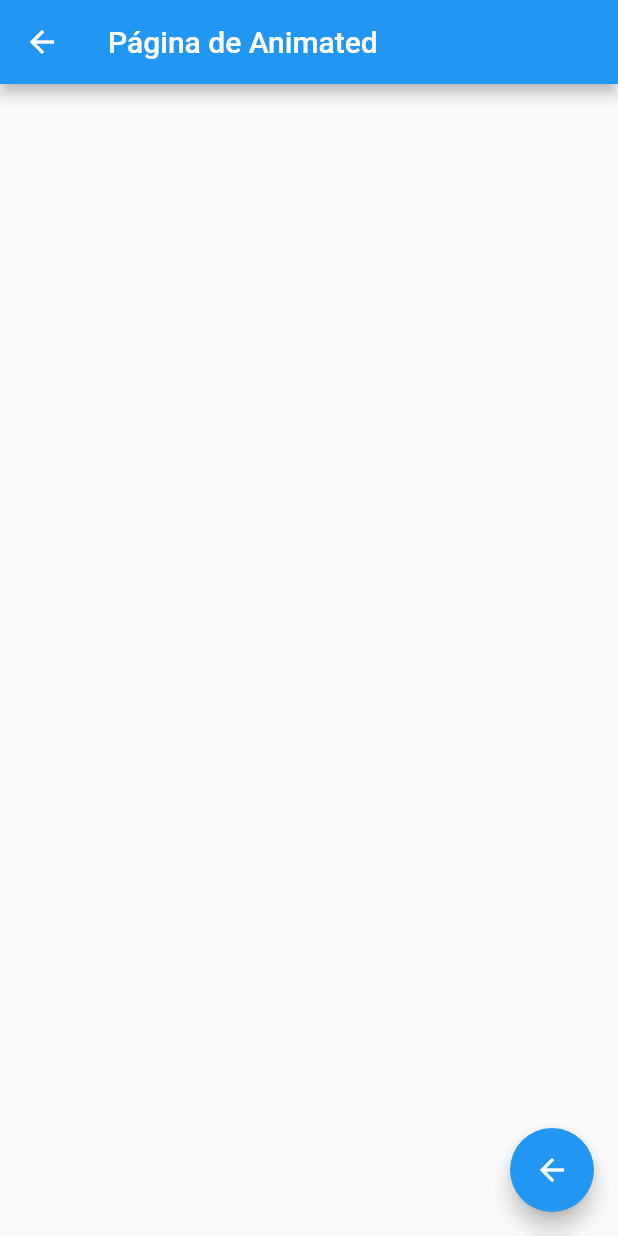
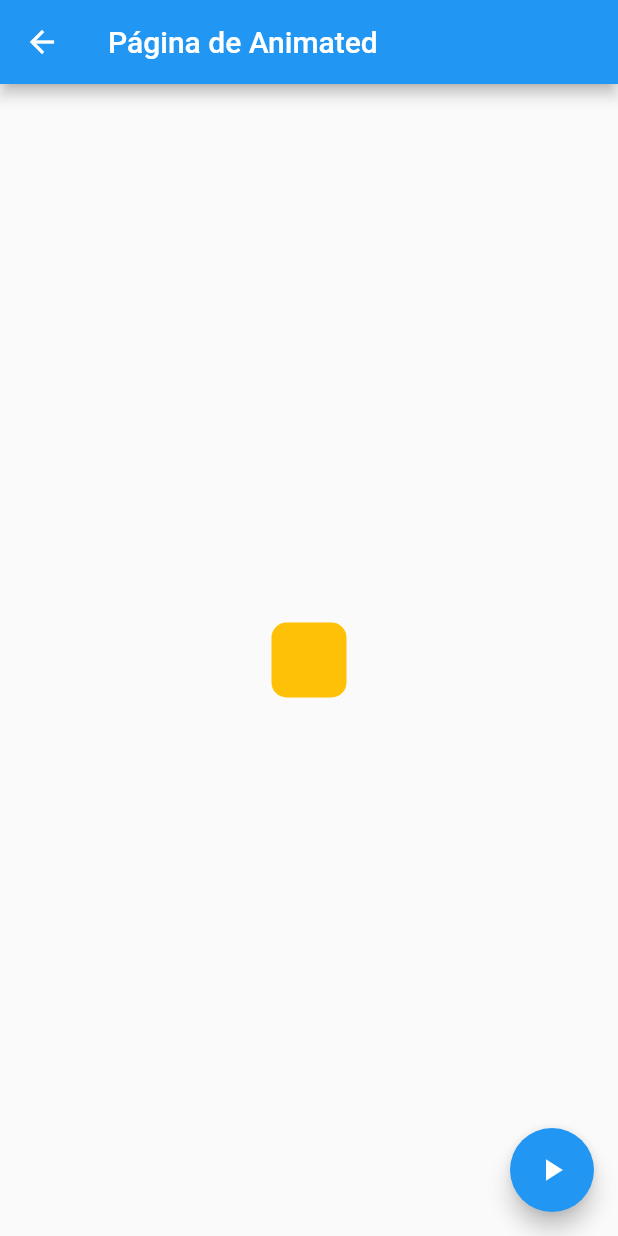
Before and after one commit to Marcowerjr-Personal/Listas, a Flutter app: the AnimatedPage screen opened by its route, on a phone screen of 412 x 824 dp. Run offline on Flutter 3.47's test engine with Material 2 defaults, Android fonts, the phone set to English and light mode, and no system bars; our stand-ins replace fluttertoast.

Commit message:
Update files

```diff
--- a/lib/src/pages/AlertPage.dart
+++ b/lib/src/pages/AlertPage.dart
@@ -1,5 +1,4 @@
 import 'package:flutter/material.dart';
-import 'package:listview/src/MyApp.dart';
 
 class AlertPage extends StatelessWidget {
   @override
--- a/lib/src/pages/AnimatedPage.dart
+++ b/lib/src/pages/AnimatedPage.dart
@@ -1,3 +1,5 @@
+import 'dart:math';
+
 import 'package:flutter/material.dart';
 
 class AnimatedPage extends StatefulWidget {
@@ -18,12 +20,42 @@ class _AnimatedPageState extends State<AnimatedPage> {
       appBar: AppBar(
         title: Text('Página de Animated'),
       ),
+      body: _animation(),
       floatingActionButton: FloatingActionButton(
-        onPressed: () {
-          Navigator.pop(context);
-        },
-        child: Icon(Icons.arrow_back),
+        onPressed: _onclick,
+        child: Icon(Icons.play_arrow),
       ),
     );
   }
+
+  Widget _animation() {
+    return Center(
+        child: AnimatedContainer(
+      duration: Duration(milliseconds: 500),
+      curve: Curves.fastOutSlowIn,
+      width: _width,
+      height: _height,
+      decoration: BoxDecoration(color: _color, borderRadius: _border),
+    ));
+  }
+
+  Future<void> _onclick() async {
+    final snackBar = SnackBar(
+      content: Text('Generando animación...'),
+      duration: Duration(milliseconds: 500),
+    );
+    final random = Random();
+    setState(() {
+      _height = random.nextInt(300).toDouble();
+      _width = random.nextInt(300).toDouble();
+      _color = Color.fromRGBO(
+          random.nextInt(255), random.nextInt(255), random.nextInt(255), 100);
+      _border = BorderRadius.circular(random.nextInt(255).toDouble());
+    });
+    ScaffoldMessenger.of(context).showSnackBar(snackBar);
+  }
+
+  double _width = 50.0, _height = 50.0;
+  Color _color = Colors.amber;
+  BorderRadiusGeometry _border = BorderRadius.circular(10.0);
 }
--- a/lib/src/pages/InputsPage.dart
+++ b/lib/src/pages/InputsPage.dart
@@ -46,9 +46,8 @@ class _InputsPageState extends State<InputsPage> {
           ElevatedButton(
               child: Text('Crear cuenta'),
               onPressed: () {
-                final snackBar = SnackBar(content: Text('Yay! A SnackBar!'));
+                final snackBar = SnackBar(content: Text('Datos Guardados!'));
                 ScaffoldMessenger.of(context).showSnackBar(snackBar);
-                Fluttertoast.showToast(msg: 'Hola');
               }),
           Divider(),
           _showData()
```
